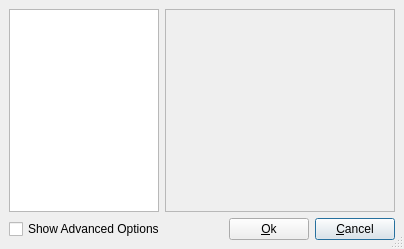
First picture: the form in starviewer/src/interface/qconfigurationdialogbase.ui, repository starviewer-medical/starviewer, before the edit.
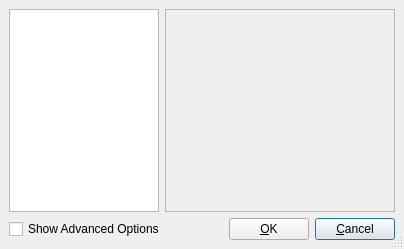
Second picture: the form after the edit. Icons and pictures are not drawn.

Commit message: ENH: Es canvia "Ok" per "OK".

Diff of the .ui file:
```diff
--- a/starviewer/src/interface/qconfigurationdialogbase.ui
+++ b/starviewer/src/interface/qconfigurationdialogbase.ui
@@ -104,9 +104,9 @@
       </spacer>
      </item>
      <item>
-      <widget class="QPushButton" name="m_okButton" >
-       <property name="text" >
-        <string>&amp;Ok</string>
+      <widget class="QPushButton" name="m_okButton">
+       <property name="text">
+        <string>&amp;OK</string>
        </property>
        <property name="shortcut" >
         <string>Alt+B</string>
```
Left out of the diff: 111 changed lines with no effect on the pictures.
